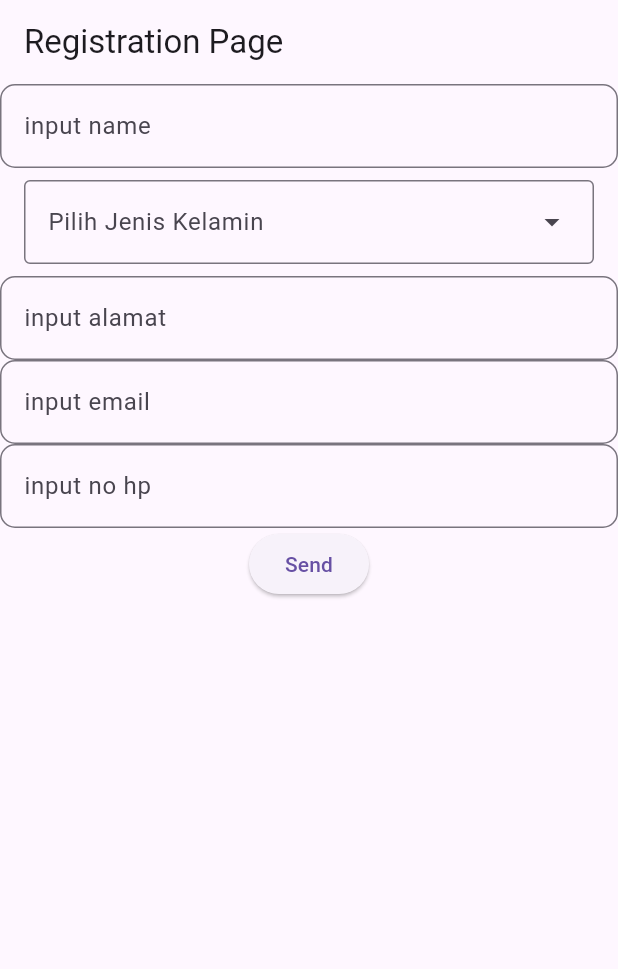
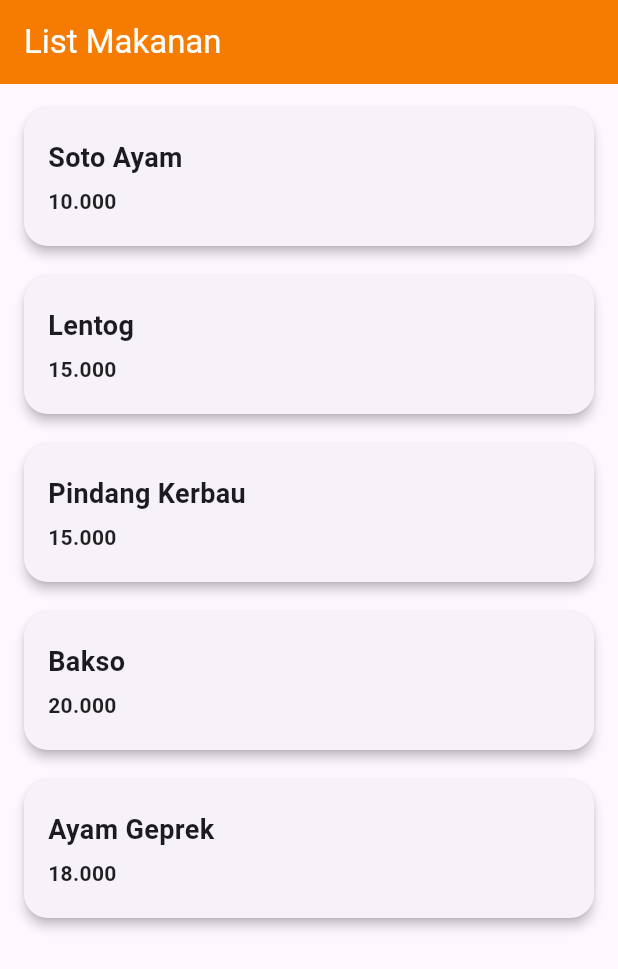
Before and after one commit to Ranooo-eng/FlutterProjectt, a Flutter app: the screen it shows after launch, on a phone screen of 412 x 824 dp. Shown: the top 969 px of the screen. Run offline on Flutter 3.47's test engine with Material 3 defaults, Android fonts, the phone set to English and light mode, and no system bars; our stand-ins replace get.

Commit message:
menambahkan list makanan dan detail makanan

```diff
--- /dev/null
+++ b/lib/controller/detailmakanan_controller.dart
@@ -0,0 +1,33 @@
+import 'package:ujicoba/models/detailmakanan_model.dart';
+import 'package:get/get.dart';
+class DetailMakananController extends GetxController {
+
+  //kita buat data datanya
+  List<DetailMakananModel> listDetailMakanan = [
+    DetailMakananModel(
+      gambarMakanan: "https://www.dapurkobe.co.id/wp-content/uploads/soto-ayam.jpg",
+      ratingMakanan: "4.5",
+      deskripsiMakanan: "Soto ayam adalah hidangan khas Indonesia yang terbuat dari ayam yang dimasak dalam kuah kaldu yang kaya rempah."
+    ),
+    DetailMakananModel(
+      gambarMakanan: "https://image.idn.media/post/20220101/screenshot-2022-01-02-05-10-19-72-1c337646f29875672b5a61192b9010f9-6d2cbb4bbec2340f770674be006d2944-0c6c08844a9f986440835cb11b7d41d0.jpg",
+      ratingMakanan: "4.0",
+      deskripsiMakanan: "Lentog adalah hidangan tradisional Indonesia yang terbuat dari ketan yang dimasak dengan santan dan disajikan dengan berbagai lauk seperti ayam, telur, dan sayuran."
+    ),
+    DetailMakananModel(
+      gambarMakanan: "https://thumbs.tvonenews.com/thumbnail/2023/04/27/644a8e5011e00-nasi-pindang-kerbau-khas-kudus-jadi-buruan-pemudik_1265_711.jpg",
+      ratingMakanan: "4.2",
+      deskripsiMakanan: "Pindang kerbau adalah hidangan khas Kudus yang terbuat dari daging kerbau yang dimasak dengan bumbu-bumbu rempah khas Indonesia. Hidangan ini memiliki cita rasa yang kaya dan gurih, serta biasanya disajikan dengan nasi putih hangat. Pindang kerbau sering menjadi hidangan favorit di berbagai acara dan perayaan di Kudus."
+    ),
+    DetailMakananModel(
+      gambarMakanan: "https://upload.wikimedia.org/wikipedia/commons/2/28/Bakso_mi_bihun.jpg?utm_source=id.wikipedia.org&utm_campaign=index&utm_content=original",
+      ratingMakanan: "4.5",
+      deskripsiMakanan: "Bakso adalah hidangan khas Indonesia yang terbuat dari daging sapi yang digiling halus dan dibentuk menjadi bola-bola kecil. Bakso biasanya disajikan dalam kuah kaldu yang gurih, dengan tambahan mie, tahu, dan sayuran. Hidangan ini sangat populer di seluruh Indonesia dan sering dijual di warung-warung atau gerobak bakso."
+    ),
+    DetailMakananModel(
+      gambarMakanan: "https://encrypted-tbn0.gstatic.com/images?q=tbn:ANd9GcQKdhra4RR9qYk1BnI1E355JA-uQU7y5n1zSPTrtcK4BGVvjUDxkCeTU38R&s=10",
+      ratingMakanan: "4.5",
+      deskripsiMakanan: "Ayam geprek adalah hidangan khas Indonesia yang terdiri dari ayam goreng yang digeprek atau dihancurkan, kemudian disajikan dengan sambal pedas. Hidangan ini memiliki cita rasa yang gurih dan pedas, serta biasanya disajikan dengan nasi putih hangat. Ayam geprek sangat populer di kalangan masyarakat Indonesia, terutama di kalangan anak muda."
+    ),
+  ];
+}
--- /dev/null
+++ b/lib/controller/listmakanan_controller.dart
@@ -0,0 +1,28 @@
+import 'package:ujicoba/models/makanan_model.dart';
+import 'package:get/get.dart';
+class ListMakananController extends GetxController {
+
+  //kita buat data datanya
+  List<MakananModel> listMakanan = [
+    MakananModel(
+      namaMakanan: "Soto Ayam",
+      hargaMakanan: "10.000",
+ ),
+    MakananModel(
+     namaMakanan: "Lentog",
+     hargaMakanan: "15.000",
+  ),
+    MakananModel(
+      namaMakanan: "Pindang Kerbau",
+      hargaMakanan: "15.000",
+   ),
+    MakananModel(
+      namaMakanan: "Bakso",
+      hargaMakanan: "20.000",
+   ),
+    MakananModel(
+      namaMakanan: "Ayam Geprek",
+      hargaMakanan: "18.000",
+   ),
+  ];
+}
--- a/lib/main.dart
+++ b/lib/main.dart
@@ -2,6 +2,9 @@ import 'package:flutter/material.dart';
 import 'package:get/get_navigation/get_navigation.dart';
 import 'package:ujicoba/routes.dart';
 import 'pages/kalkulator_page.dart';
+import 'pages/registration_page.dart';
+import 'pages/confirm_regristaion_page.dart';
+import 'pages/listmakanan_page.dart';
 
 void main() {
   runApp(const MyApp());
@@ -15,7 +18,7 @@ class MyApp extends StatelessWidget {
   Widget build(BuildContext context) {
     return GetMaterialApp(
       title: "My Learning App",
-      initialRoute: Routes.registration,
+      initialRoute: Routes.listMakanan,
       getPages: Routes.MyPages,
     );
   }
--- /dev/null
+++ b/lib/models/makanan_model.dart
@@ -0,0 +1,10 @@
+class MakananModel {
+  String namaMakanan;
+  String hargaMakanan;
+
+  //ini konstruktor agar nanti bisa diisikan ketika membuat object
+  MakananModel({
+    required this.namaMakanan,
+    required this.hargaMakanan,
+  });
+}
--- /dev/null
+++ b/lib/pages/listmakanan_page.dart
@@ -0,0 +1,68 @@
+import 'package:flutter/material.dart';
+import 'package:get/get.dart';
+import 'package:ujicoba/controller/listmakanan_controller.dart';
+import 'package:ujicoba/pages/detailmakanan_page.dart';
+
+class ListMakananPage extends StatelessWidget {
+  ListMakananPage({super.key});
+
+  final controller = Get.put(ListMakananController());
+
+  @override
+  Widget build(BuildContext context) {
+    return Scaffold(
+      appBar: AppBar(
+        title: const Text("List Makanan"),
+        backgroundColor: Colors.orange.shade700,
+        foregroundColor: Colors.white,
+      ),
+      body: Padding(
+        padding: const EdgeInsets.all(12),
+        child: ListView.separated(
+          itemCount: controller.listMakanan.length,
+          separatorBuilder: (context, index) => const SizedBox(height: 12),
+          itemBuilder: (context, index) {
+            final makanan = controller.listMakanan[index];
+
+            return Card(
+              elevation: 3,
+              shape: RoundedRectangleBorder(
+                borderRadius: BorderRadius.circular(16),
+              ),
+              child: InkWell(
+                borderRadius: BorderRadius.circular(16),
+                onTap: () {
+                Get.to(() => DetailMakananPage(makanan: makanan, index: index));
+                },
+                child: Padding(
+                  padding: const EdgeInsets.symmetric(horizontal: 16, vertical: 20),
+                  child: Column(
+                    crossAxisAlignment: CrossAxisAlignment.start,
+                    children: [
+                      Text(
+                        makanan.namaMakanan,
+                        style: const TextStyle(
+                          fontSize: 18,
+                          fontWeight: FontWeight.bold,
+                        ),
+                      ),
+                      const SizedBox(height: 6),
+                      Text(
+                        makanan.hargaMakanan,
+                        style: const TextStyle(
+                          fontSize: 14,
+                          fontWeight: FontWeight.w700,
+                          color: Colors.black87,
+                        ),
+                      ),
+                    ],
+                  ),
+                ),
+              ),
+            );
+          },
+        ),
+      ),
+    );
+  }
+}
--- a/lib/routes.dart
+++ b/lib/routes.dart
@@ -1,14 +1,18 @@
 import 'package:get/get.dart';
 import 'package:ujicoba/pages/confirm_regristaion_page.dart';
 import 'package:ujicoba/pages/registration_page.dart';
+import 'package:ujicoba/pages/listmakanan_page.dart';
 
 class Routes {
   // list variable nama halaman
   static const String registration = "/registration";
   static const String confirmRegistration = "/confirm_registration";
+  static const String listMakanan = "/list_makanan";
 
   static final MyPages=[
     GetPage(name: registration, page: ()=> RegistrationPage()),
     GetPage(name: confirmRegistration, page: ()=> ConfirmRegistration()),
+    GetPage(name: listMakanan, page: ()=> ListMakananPage()),
+
   ];
 }
```
Also changed, not shown: lib/models/detailmakanan_model.dart (added, +12 -0 lines), lib/pages/detailmakanan_page.dart (added, +107 -0 lines).
